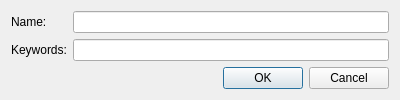
Qt form common/lc_categorydialog.ui (nathaneltitane/studworx) before a commit.
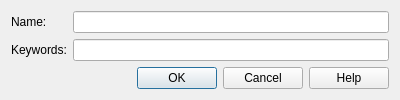
The same form after that commit.

Commit message: Add help for model information, categories, colors, and updates

```diff
--- a/common/lc_categorydialog.ui
+++ b/common/lc_categorydialog.ui
@@ -50,7 +50,7 @@
       <enum>Qt::Horizontal</enum>
      </property>
      <property name="standardButtons">
-      <set>QDialogButtonBox::Cancel|QDialogButtonBox::Ok</set>
+      <set>QDialogButtonBox::Cancel|QDialogButtonBox::Help|QDialogButtonBox::Ok</set>
      </property>
     </widget>
    </item>
```
Left out of the diff: 27 changed lines with no effect on the pictures. The commit also changes 16 other files.
